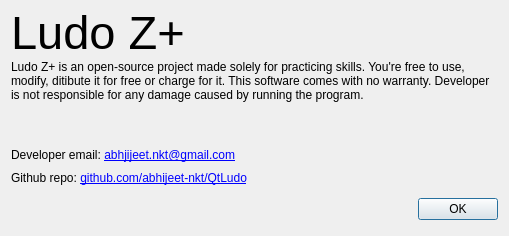
Above: about.ui from quanta-kt/QtLudo before the change. Below: the same form after it.
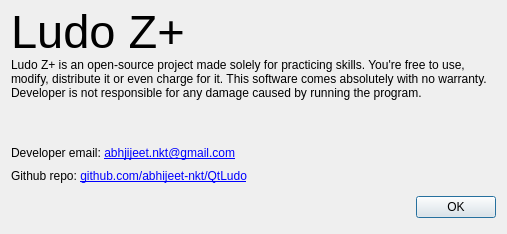
That is the form after the change.

Commit message: Enabled load game functionality from welcome screen

Patch:
```diff
--- a/about.ui
+++ b/about.ui
@@ -6,8 +6,8 @@
    <rect>
     <x>0</x>
     <y>0</y>
-    <width>509</width>
-    <height>236</height>
+    <width>507</width>
+    <height>234</height>
    </rect>
   </property>
   <property name="sizePolicy">
@@ -55,7 +55,7 @@
       </size>
      </property>
      <property name="text">
-      <string>Ludo Z+ is an open-source project made solely for practicing skills. You're free to use, modify, ditibute it for free or charge for it. This software comes with no warranty. Developer is not responsible for any damage caused by running the program.</string>
+      <string>Ludo Z+ is an open-source project made solely for practicing skills. You're free to use, modify, distribute it or even charge for it. This software comes absolutely with no warranty. Developer is not responsible for any damage caused by running the program.</string>
      </property>
      <property name="alignment">
       <set>Qt::AlignLeading|Qt::AlignLeft|Qt::AlignTop</set>
```
The commit also changes 5 other files.
